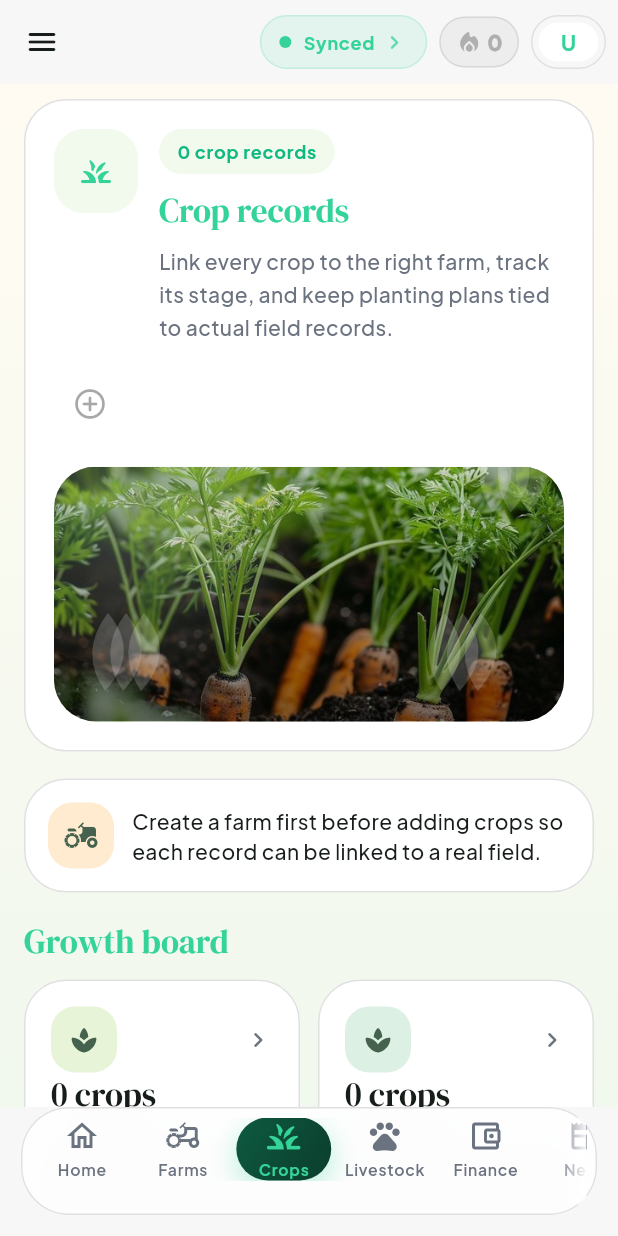
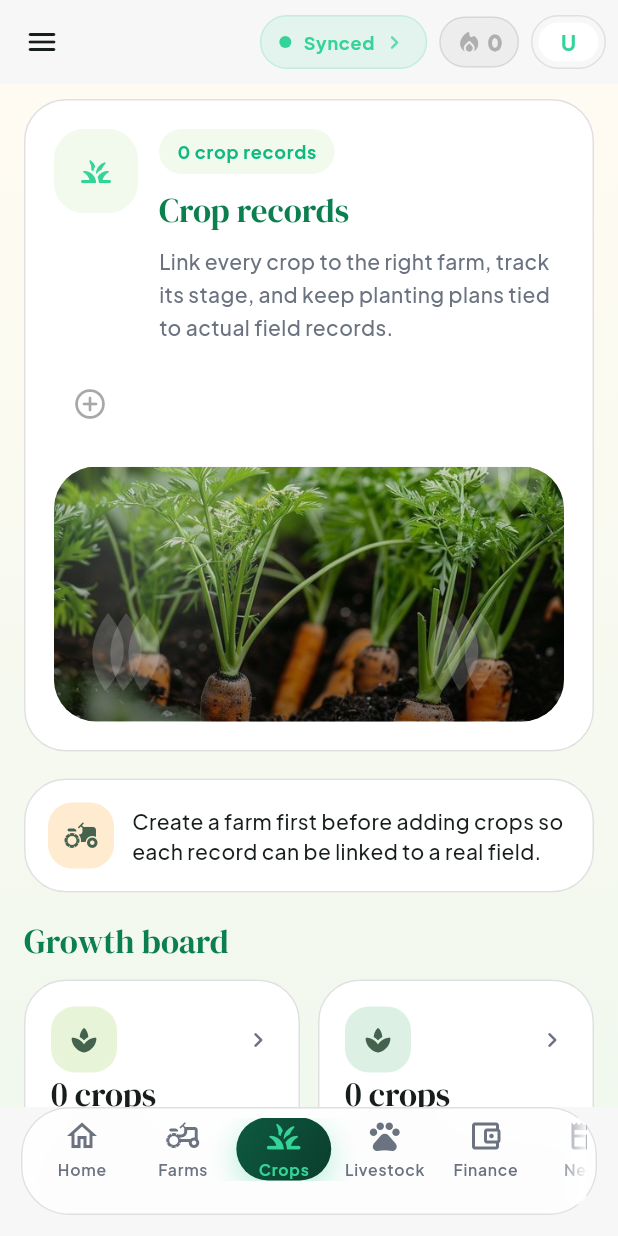
Before and after one commit to fliper-sys/farmsynchub, a Flutter app: the CropsScreen screen opened by its route, on a phone screen of 412 x 824 dp. Run offline on Flutter 3.47's test engine with Material 3 defaults, Android fonts, the phone set to English and light mode, and no system bars; our stand-ins replace cloud_firestore, connectivity_plus, file_picker, firebase_ai, firebase_auth, firebase_core and 17 more; missing offline and left inert: dart:html, firebase_app_check, google_sign_in_web; accounts and stored records are empty; project files that could hold a hidden picture were left out.

Commit message:
Restore dark green text in scaffold; recognise Hausa/French crop names
- SoftScreenScaffold titles/back icons use primaryForeground again.
- CropAdviceCatalog aliases cover common Hausa and French crop names.

Co-Authored-By: Claude Sonnet 5.5 <noreply@anthropic.com>
Claude-Session: https://claude.ai/code/session_015NEhKyPd71GcVhr1SAaGA2

```diff
--- a/lib/data/services/crop_advice_catalog.dart
+++ b/lib/data/services/crop_advice_catalog.dart
@@ -77,7 +77,7 @@ class CropAdviceCatalog {
   static const List<CropAdviceProfile> _profiles = <CropAdviceProfile>[
     CropAdviceProfile(
       name: 'Maize',
-      aliases: <String>['maize', 'corn'],
+      aliases: <String>['maize', 'corn', 'masara', 'maïs', 'mais'],
       seedRatePerHa: 20,
       seedUnit: 'kg',
       fertiliserSummary: 'Apply compound fertiliser at planting, then top dress with nitrogen at 3-4 weeks and again at knee height where rainfall allows.',
@@ -89,7 +89,7 @@ class CropAdviceCatalog {
     ),
     CropAdviceProfile(
       name: 'Rice',
-      aliases: <String>['rice', 'paddy'],
+      aliases: <String>['rice', 'paddy', 'shinkafa', 'riz'],
       seedRatePerHa: 60,
       seedUnit: 'kg',
       fertiliserSummary: 'Use basal fertiliser before transplanting or direct seeding, then top dress nitrogen around tillering and panicle initiation.',
@@ -101,7 +101,7 @@ class CropAdviceCatalog {
     ),
     CropAdviceProfile(
       name: 'Sorghum',
-      aliases: <String>['sorghum', 'guinea corn'],
+      aliases: <String>['sorghum', 'guinea corn', 'dawa', 'sorgho'],
       seedRatePerHa: 10,
       seedUnit: 'kg',
       fertiliserSummary: 'Use moderate basal fertiliser and split nitrogen if moisture is dependable.',
@@ -113,7 +113,7 @@ class CropAdviceCatalog {
     ),
     CropAdviceProfile(
       name: 'Millet',
-      aliases: <String>['millet', 'pearl millet'],
+      aliases: <String>['millet', 'pearl millet', 'gero', 'petit mil'],
       seedRatePerHa: 5,
       seedUnit: 'kg',
       fertiliserSummary: 'Use a light basal fertiliser and maintain weed control early; millet usually responds better to modest nutrition than heavy dressing.',
@@ -125,7 +125,7 @@ class CropAdviceCatalog {
     ),
     CropAdviceProfile(
       name: 'Wheat',
-      aliases: <String>['wheat'],
+      aliases: <String>['wheat', 'alkama', 'blé'],
       seedRatePerHa: 100,
       seedUnit: 'kg',
       fertiliserSummary: 'Use basal fertiliser, then split nitrogen during tillering and stem elongation.',
@@ -137,7 +137,7 @@ class CropAdviceCatalog {
     ),
     CropAdviceProfile(
       name: 'Cassava',
-      aliases: <String>['cassava', 'tapioca'],
+      aliases: <String>['cassava', 'tapioca', 'rogo', 'manioc'],
       seedRatePerHa: 10000,
       seedUnit: 'stems',
       fertiliserSummary: 'Apply balanced fertiliser soon after establishment and again during early bulking if soil fertility is low.',
@@ -149,7 +149,7 @@ class CropAdviceCatalog {
     ),
     CropAdviceProfile(
       name: 'Yam',
-      aliases: <String>['yam'],
+      aliases: <String>['yam', 'doya', 'igname'],
       seedRatePerHa: 2500,
       seedUnit: 'setts',
       fertiliserSummary: 'Apply basal fertiliser after sprouting and top dress around vine development if the crop is vigorous.',
@@ -161,7 +161,7 @@ class CropAdviceCatalog {
     ),
     CropAdviceProfile(
       name: 'Sweet potato',
-      aliases: <String>['sweet potato', 'sweetpotato'],
+      aliases: <String>['sweet potato', 'sweetpotato', 'dankalin hausa', 'patate douce'],
       seedRatePerHa: 40000,
       seedUnit: 'vines',
       fertiliserSummary: 'Use moderate fertiliser at planting and keep potassium in mind for root bulking.',
@@ -173,7 +173,7 @@ class CropAdviceCatalog {
     ),
     CropAdviceProfile(
       name: 'Potato',
-      aliases: <String>['potato', 'irish potato'],
+      aliases: <String>['potato', 'irish potato', 'dankalin turawa', 'pomme de terre'],
       seedRatePerHa: 2500,
       seedUnit: 'seed pieces',
       fertiliserSummary: 'Use basal fertiliser at planting and hill up with a follow-up nitrogen application before tuber initiation.',
@@ -197,7 +197,7 @@ class CropAdviceCatalog {
     ),
     CropAdviceProfile(
       name: 'Cowpea',
-      aliases: <String>['cowpea', 'beans', 'sitao'],
+      aliases: <String>['cowpea', 'beans', 'sitao', 'wake', 'niébé', 'niebe'],
       seedRatePerHa: 25,
       seedUnit: 'kg',
       fertiliserSummary: 'Use a modest basal fertiliser and avoid too much nitrogen; phosphorus support is usually more helpful.',
@@ -209,7 +209,7 @@ class CropAdviceCatalog {
     ),
     CropAdviceProfile(
       name: 'Groundnut',
-      aliases: <String>['groundnut', 'peanut'],
+      aliases: <String>['groundnut', 'peanut', 'gyada', 'gyaɗa', 'arachide'],
       seedRatePerHa: 90,
       seedUnit: 'kg',
       fertiliserSummary: 'Apply phosphorus-rich fertiliser and avoid heavy nitrogen so nodulation and pegging stay strong.',
@@ -233,7 +233,7 @@ class CropAdviceCatalog {
     ),
     CropAdviceProfile(
       name: 'Tomato',
-      aliases: <String>['tomato'],
+      aliases: <String>['tomato', 'tumatir', 'tomate'],
       seedRatePerHa: 0.35,
       seedUnit: 'kg seed',
       fertiliserSummary: 'Use basal fertiliser at transplanting, then frequent light feeding during flowering and fruit set.',
@@ -245,7 +245,7 @@ class CropAdviceCatalog {
     ),
     CropAdviceProfile(
       name: 'Pepper',
-      aliases: <String>['pepper', 'chilli', 'chili', 'hot pepper'],
+      aliases: <String>['pepper', 'chilli', 'chili', 'hot pepper', 'barkono', 'piment'],
       seedRatePerHa: 0.25,
       seedUnit: 'kg seed',
       fertiliserSummary: 'Use basal fertiliser and support fruiting with potassium-rich feeding later in the cycle.',
@@ -257,7 +257,7 @@ class CropAdviceCatalog {
     ),
     CropAdviceProfile(
       name: 'Onion',
-      aliases: <String>['onion'],
+      aliases: <String>['onion', 'albasa', 'oignon'],
       seedRatePerHa: 6,
       seedUnit: 'kg seed',
       fertiliserSummary: 'Use basal fertiliser and split feeding through bulb development, with emphasis on potassium.',
--- a/lib/presentation/common/widgets/soft_screen_scaffold.dart
+++ b/lib/presentation/common/widgets/soft_screen_scaffold.dart
@@ -88,7 +88,7 @@ class SoftScreenScaffold extends StatelessWidget {
                                     icon: const Icon(Icons.arrow_back_rounded),
                                     color: isDark
                                         ? theme.colorScheme.onSurface
-                                        : AppColors.primary,
+                                        : AppColors.primaryForeground(theme.brightness),
                                     onPressed: onBack,
                                   ),
                                 ),
@@ -143,7 +143,7 @@ class SoftScreenScaffold extends StatelessWidget {
                                           style: theme.textTheme.headlineSmall
                                               ?.copyWith(
                                             fontSize: titleSize,
-                                            color: AppColors.primary,
+                                            color: AppColors.primaryForeground(theme.brightness),
                                           ),
                                           maxLines: 2,
                                           overflow: TextOverflow.ellipsis,
@@ -178,7 +178,7 @@ class SoftScreenScaffold extends StatelessWidget {
                                   icon: const Icon(Icons.arrow_back_rounded),
                                   color: isDark
                                       ? theme.colorScheme.onSurface
-                                      : AppColors.primary,
+                                      : AppColors.primaryForeground(theme.brightness),
                                   onPressed: onBack,
                                 ),
                                 const SizedBox(width: 12),
@@ -232,7 +232,7 @@ class SoftScreenScaffold extends StatelessWidget {
                                           style: theme.textTheme.headlineSmall
                                               ?.copyWith(
                                             fontSize: titleSize,
-                                            color: AppColors.primary,
+                                            color: AppColors.primaryForeground(theme.brightness),
                                           ),
                                           maxLines: 2,
                                           overflow: TextOverflow.ellipsis,
@@ -347,7 +347,7 @@ class SoftSectionTitle extends StatelessWidget {
                   theme.textTheme.titleLarge?.copyWith(
                     color: theme.brightness == Brightness.dark
                         ? theme.colorScheme.onSurface
-                        : AppColors.primary,
+                        : AppColors.primaryForeground(theme.brightness),
                   ),
             ),
           ),
```
Also changed, not shown: 1 other file.
